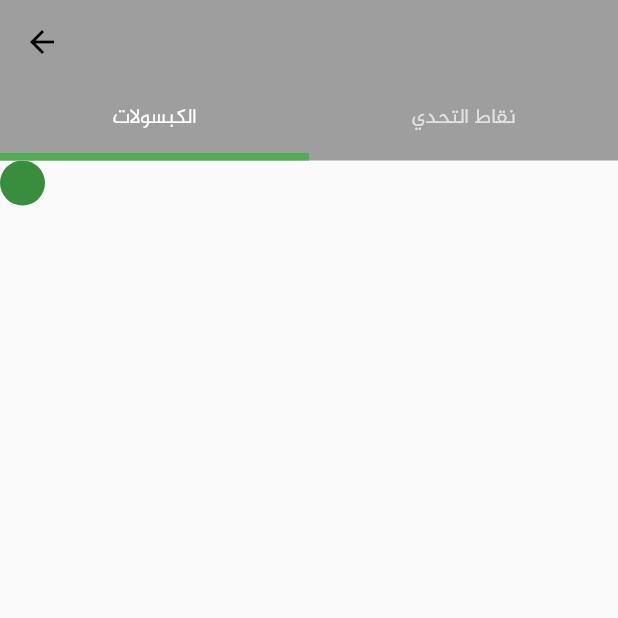
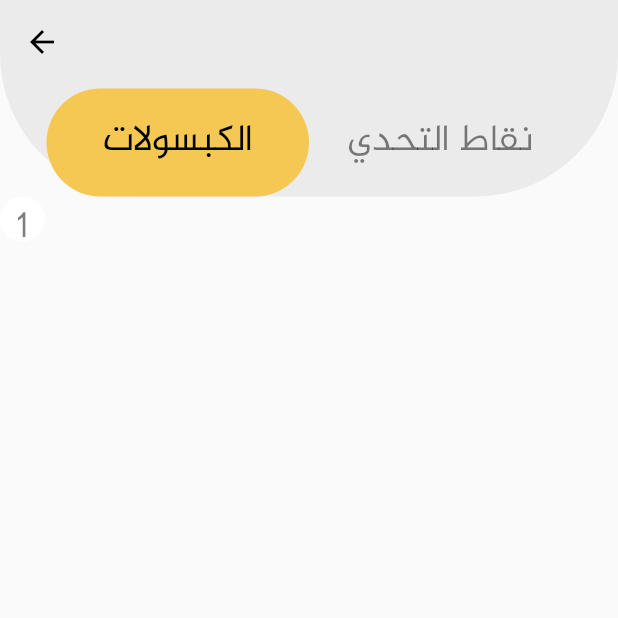
Before and after one commit to sarahMaria7/my-mission, a Flutter app: the screen it shows after launch, on a phone screen of 412 x 824 dp, the top half of it. Run offline on Flutter 3.47's test engine with Material 2 defaults, Android fonts, the phone set to English and light mode, and no system bars.

Commit message:
modified page leaderboard

```diff
--- a/lib/screens/leaderboard.dart
+++ b/lib/screens/leaderboard.dart
@@ -1,3 +1,4 @@
+import 'package:flutter/gestures.dart';
 import 'package:flutter/material.dart';
 
 
@@ -17,22 +18,46 @@ class _LeaderBoardState extends State<LeaderBoard> {
       length: 2,
     child: Scaffold(
       appBar: AppBar(
+         shape: RoundedRectangleBorder(borderRadius: BorderRadius.only(bottomRight: Radius.circular(95.0),
+         bottomLeft: Radius.circular(95.0)
+         )),
          leading: new IconButton(
               icon: new Icon(Icons.arrow_back, color: Color(0xff000000)),
                    onPressed: () {}),
-        backgroundColor: Colors.grey,
+        backgroundColor: Color(0xffEBEBEB),
         elevation: 0.0,
             title: Text(''),
             automaticallyImplyLeading: false,
-            bottom: TabBar(
-              indicatorColor: Colors.green,
-              indicatorWeight: 5.0,
+            bottom:  PreferredSize(
+            preferredSize: new Size(100.0, 75.0),
+            child: new Container(
+              width: 350.0,
+            child: TabBar(
+              labelStyle: TextStyle(
+                fontSize: 25.0,
+              ),
+              indicatorColor: Colors.transparent,
+               labelColor: Color(0xff000000),
+               unselectedLabelColor: Color(0x80000000),
+               indicator: BoxDecoration(
+                borderRadius: BorderRadius.circular(75),
+                color: Color(0xffF4C852),
+
+                               ),
               tabs: [
-                Tab(text: 'الكبسولات'),
-                Tab(text: 'نقاط التحدي'),
+                 new Container(
+                    height: 70.0,
+                child: Tab(text: 'الكبسولات'),
+                 ),
+                  new Container(
+                    height: 70.0,
+                child: Tab(text: 'نقاط التحدي'),
+                  ),
               ],
+
             ),
-
+            ),
+            ),
       ),
       body: TabBarView(
             children: [
@@ -44,8 +69,11 @@ class _LeaderBoardState extends State<LeaderBoard> {
                     children: <Widget>[
             CircleAvatar(
                 radius: 15.0,
-
+                backgroundColor: Colors.white,
+             child: Text('1',
+               style: TextStyle(fontSize: 25, color: Color(0x80000000)),
               ),
+            ),
                     ]
               ),
             ],
```
